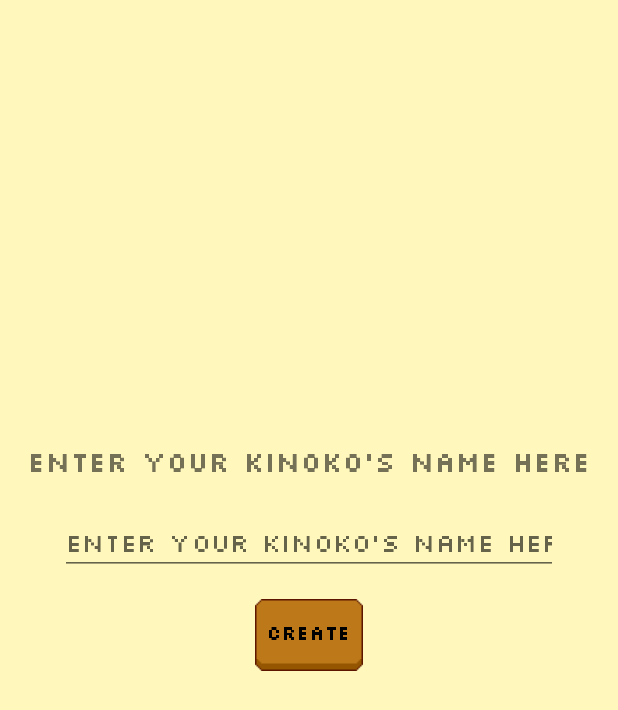
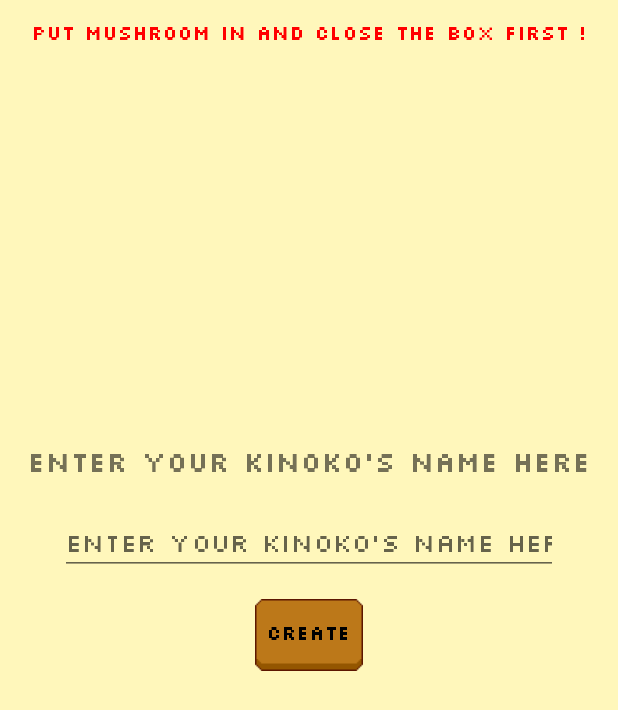
Before and after one commit to mickey0142/Kinokotchi, an Android app: the CreatecharFragment screen opened through its navigation route, on a phone screen of 412 x 824 dp. Shown: the top 710 px of the screen. Run offline under Robolectric (Android 15) with nearby library versions, the phone set to English and light mode, and no system bars; our stand-ins replace data binding; 3 statements that could not run were skipped.

Commit message:
add restart animation

```diff
--- a/app/src/main/java/com/kinokotchi/game/GameFragment.kt
+++ b/app/src/main/java/com/kinokotchi/game/GameFragment.kt
@@ -346,7 +346,7 @@ class GameFragment : Fragment() {
                 Log.i("game", "restarting...")
                 binding.gameRestartPanel.visibility = View.VISIBLE
                 binding.gameRestartAnimation.setImageResource(R.drawable.restart_anim)
-                binding.gameRestartAnimation.animate().setStartDelay(1500) // change this duration to gif duration
+                binding.gameRestartAnimation.animate().setStartDelay(9800) // change this duration to gif duration
                     .alpha(1.0f).setDuration(1)
                     .setListener(object: Animator.AnimatorListener{
                         override fun onAnimationRepeat(animation: Animator?) {
@@ -357,7 +357,8 @@ class GameFragment : Fragment() {
                         }
 
                         override fun onAnimationEnd(animation: Animator?) {
-                            viewModel.restartGame(sharedPref, findNavController())
+//                            viewModel.restartGame(sharedPref, findNavController())
+                            viewModel.showLastPopup(binding, inflater, sharedPref, findNavController(), getString(R.string.restart_instruction))
                         }
 
                         override fun onAnimationCancel(animation: Animator?) {
--- a/app/src/main/res/layout/fragment_createchar.xml
+++ b/app/src/main/res/layout/fragment_createchar.xml
@@ -65,5 +65,16 @@
             app:layout_constraintEnd_toEndOf="parent"
             app:layout_constraintStart_toStartOf="parent"
             app:layout_constraintTop_toBottomOf="@+id/createchar_name" />
+
+        <TextView
+            android:id="@+id/createchar_instruction"
+            android:layout_width="wrap_content"
+            android:layout_height="wrap_content"
+            android:text="@string/createchar_instruction_text"
+            android:textAlignment="center"
+            android:textColor="@color/red"
+            app:layout_constraintEnd_toEndOf="parent"
+            app:layout_constraintStart_toStartOf="parent"
+            app:layout_constraintTop_toTopOf="parent" />
     </androidx.constraintlayout.widget.ConstraintLayout>
 </layout>
--- a/app/src/main/res/values/colors.xml
+++ b/app/src/main/res/values/colors.xml
@@ -3,4 +3,5 @@
     <color name="colorPrimary">#008577</color>
     <color name="colorPrimaryDark">#00574B</color>
     <color name="colorAccent">#D81B60</color>
+    <color name="red">#FF0000</color>
 </resources>
--- a/app/src/main/res/values/strings.xml
+++ b/app/src/main/res/values/strings.xml
@@ -24,5 +24,7 @@
     <string name="add_new_kinoko">add new Kinoko</string>
     <string name="remove_box_comfirm_text">Do you want to remove this Kinoko?</string>
     <string name="enter_name">Enter your Kinoko\'s name here</string>
+    <string name="createchar_instruction_text">Put mushroom in and close the box first !</string>
+    <string name="restart_instruction">You can take mushroom out of box now</string>
 
 </resources>
```
Also changed, not shown: app/src/main/java/com/kinokotchi/game/GameViewModel.kt (+44 -0 lines), app/src/main/res/drawable/restart_anim.gif.
